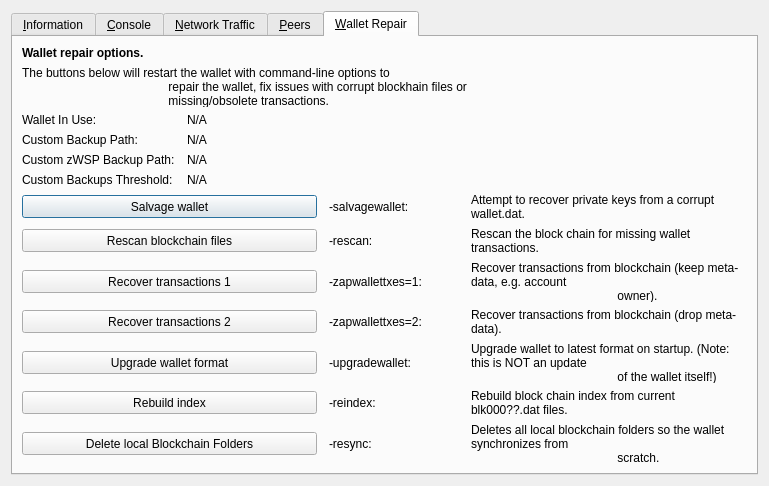
First picture: the form in src/qt/forms/rpcconsole.ui, repository WisprProject/core, before the edit.
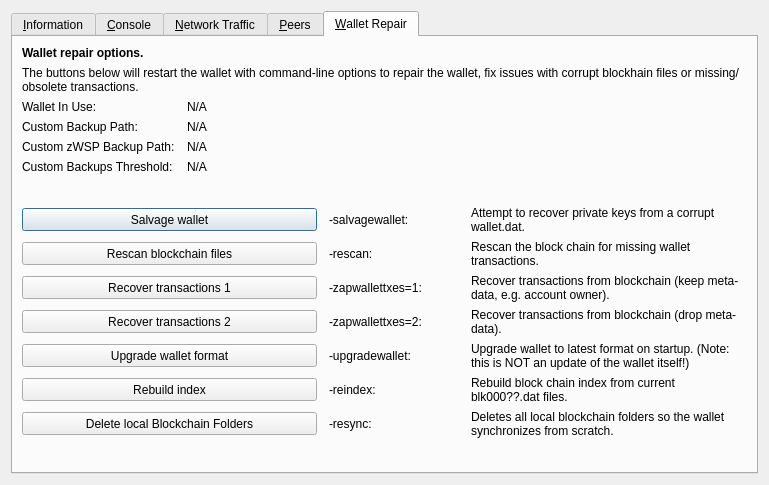
Second picture: the form after the edit. The open tabs and pages were chosen to show the change. Icons and pictures are not drawn. Custom widgets are drawn as their Qt base class.

Diff of the .ui file:
```diff
--- a/src/qt/forms/rpcconsole.ui
+++ b/src/qt/forms/rpcconsole.ui
@@ -1331,10 +1331,7 @@
                                         </font>
                                     </property>
                                     <property name="text">
-                                        <string>The buttons below will restart the wallet with command-line options to
-                                            repair the wallet, fix issues with corrupt blockhain files or
-                                            missing/obsolete transactions.
-                                        </string>
+          <string>The buttons below will restart the wallet with command-line options to repair the wallet, fix issues with corrupt blockhain files or missing/obsolete transactions.</string>
                                     </property>
                                     <property name="wordWrap">
                                         <bool>true</bool>
@@ -1555,9 +1552,7 @@
                             <item row="9" column="3">
                                 <widget class="QLabel" name="label_repair_zap1">
                                     <property name="text">
-                                        <string>Recover transactions from blockchain (keep meta-data, e.g. account
-                                            owner).
-                                        </string>
+          <string>Recover transactions from blockchain (keep meta-data, e.g. account owner).</string>
                                     </property>
                                     <property name="wordWrap">
                                         <bool>true</bool>
@@ -1617,9 +1612,7 @@
                             <item row="11" column="3">
                                 <widget class="QLabel" name="label_repair_upgrade">
                                     <property name="text">
-                                        <string>Upgrade wallet to latest format on startup. (Note: this is NOT an update
-                                            of the wallet itself!)
-                                        </string>
+          <string>Upgrade wallet to latest format on startup. (Note: this is NOT an update of the wallet itself!)</string>
                                     </property>
                                     <property name="wordWrap">
                                         <bool>true</bool>
@@ -1679,9 +1672,7 @@
                             <item row="13" column="3">
                                 <widget class="QLabel" name="label_repair_resync">
                                     <property name="text">
-                                        <string>Deletes all local blockchain folders so the wallet synchronizes from
-                                            scratch.
-                                        </string>
+          <string>Deletes all local blockchain folders so the wallet synchronizes from scratch.</string>
                                     </property>
                                     <property name="wordWrap">
                                         <bool>true</bool>
```
Left out of the diff: 151 changed lines with no effect on the pictures. Lines whose indentation alone changed are shown as unchanged.
